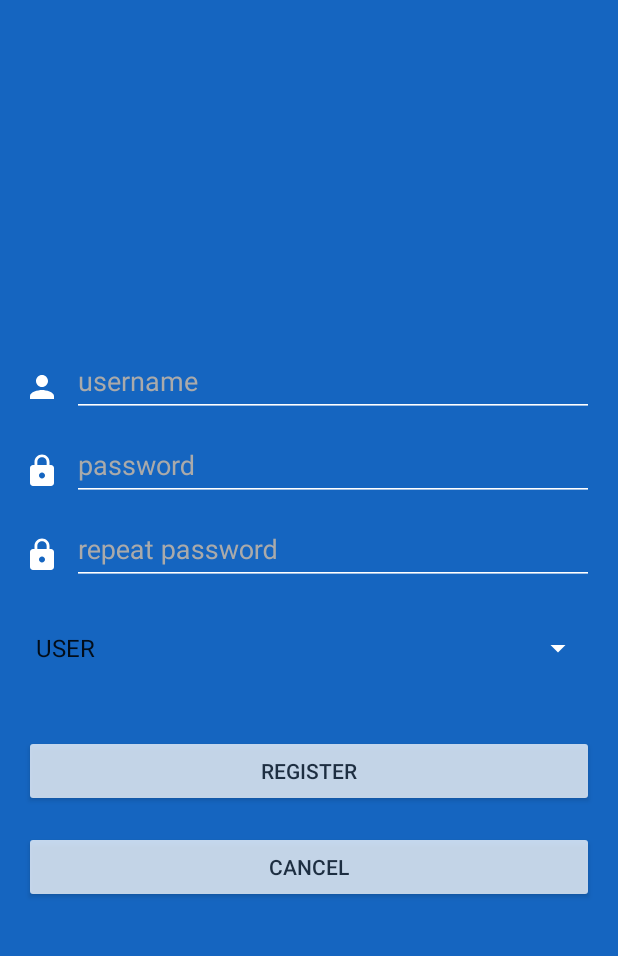
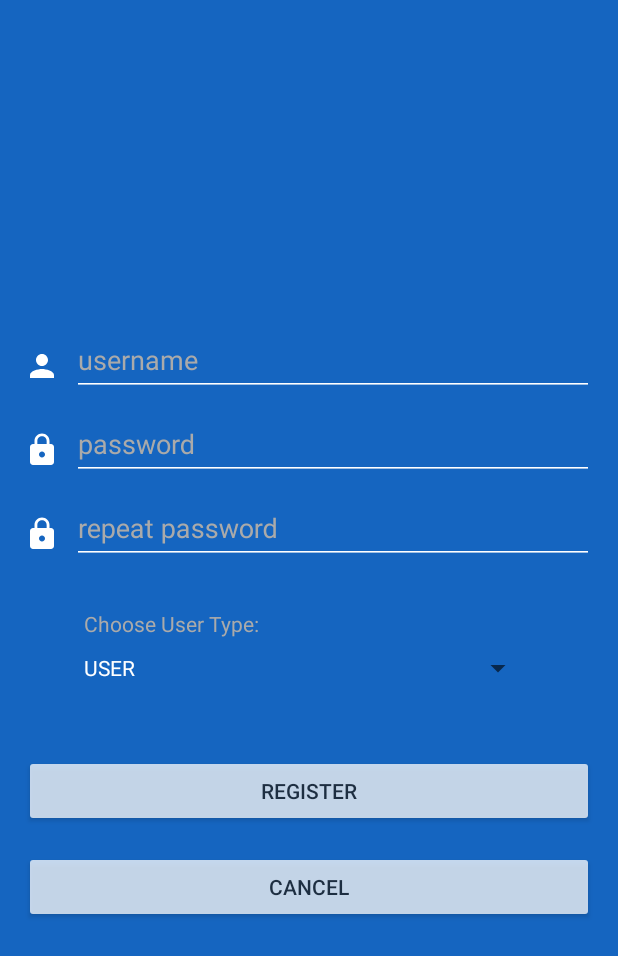
Before and after one commit to chase-lewis/STARL, an Android app: the RegisterUserActivity screen opened directly, with no data from a screen before it, on a phone screen of 412 x 824 dp. Shown: the top 956 px of the screen. Run offline under Robolectric (Android 15) with nearby library versions, the phone set to English and light mode, and no system bars.

Commit message:
White spinner

```diff
--- a/app/src/main/java/com/starlabs/h2o/controller/user/RegisterUserActivity.java
+++ b/app/src/main/java/com/starlabs/h2o/controller/user/RegisterUserActivity.java
@@ -55,8 +55,7 @@ public class RegisterUserActivity extends AppCompatActivity {
 
         // Set up the user type spinner
         mUserTypeView = (Spinner) findViewById(R.id.register_user_type);
-        ArrayAdapter<UserType> adapter = new ArrayAdapter<>(this,
-                android.R.layout.simple_spinner_item, UserType.values());
+        ArrayAdapter<UserType> adapter = new ArrayAdapter<>(this, R.layout.activity_register_spinner, UserType.values());
         adapter.setDropDownViewResource(android.R.layout.simple_spinner_dropdown_item);
         mUserTypeView.setAdapter(adapter);
     }
--- a/app/src/main/res/layout/activity_register.xml
+++ b/app/src/main/res/layout/activity_register.xml
@@ -115,12 +115,21 @@
         android:layout_width="match_parent"
         android:layout_height="30dp"/>
 
+    <TextView
+        android:layout_width="match_parent"
+        android:layout_height="wrap_content"
+        android:text="Choose User Type:"
+        android:layout_marginStart="40dp"
+        android:layout_marginEnd="40dp"
+        android:textColor="@color/lightGrey"/>
+
     <android.support.v7.widget.AppCompatSpinner
         android:id="@+id/register_user_type"
         android:layout_width="match_parent"
         android:layout_height="wrap_content"
-        android:backgroundTint="@color/white"
-        android:prompt="@string/user_prompt"/>
+        android:layout_marginTop="8dp"
+        android:layout_marginStart="40dp"
+        android:layout_marginEnd="40dp"/>
 
     <Space
         android:layout_width="match_parent"
--- /dev/null
+++ b/app/src/main/res/layout/activity_register_spinner.xml
@@ -0,0 +1,9 @@
+<?xml version="1.0" encoding="utf-8"?>
+<TextView
+    xmlns:android="http://schemas.android.com/apk/res/android"
+    android:id="@android:id/text1"
+    android:layout_width="match_parent"
+    android:layout_height="wrap_content"
+    android:backgroundTint="@color/colorPrimaryDark"
+    android:textColor="@color/white"
+    android:hint="Choose User Type"/>
```
